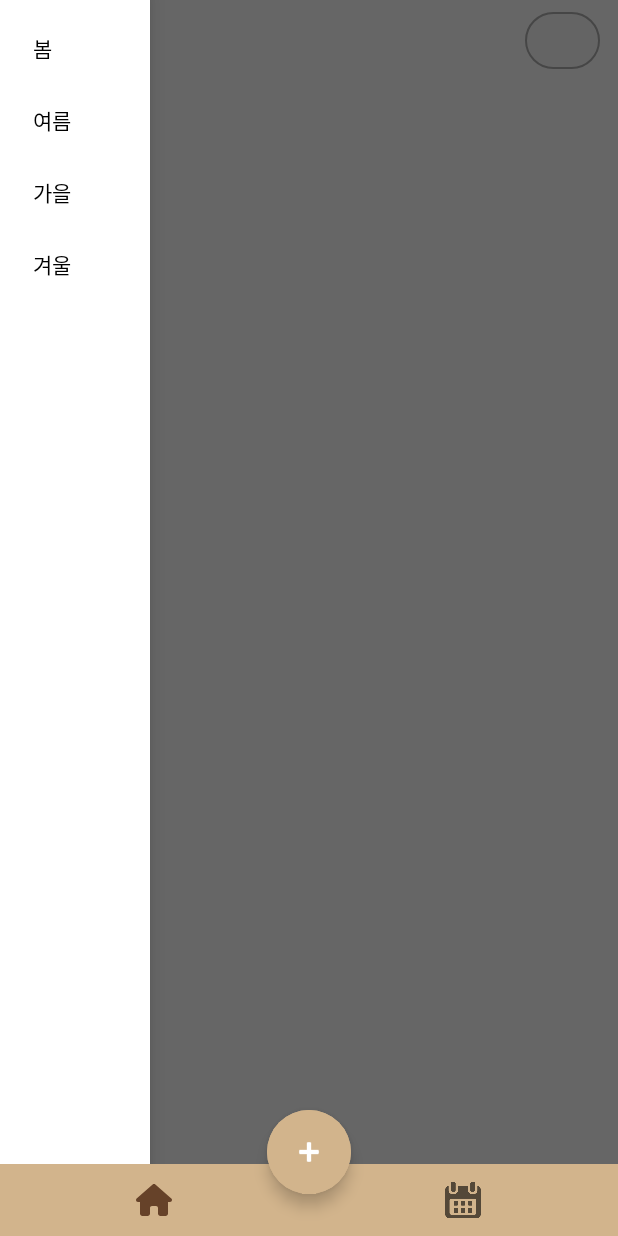
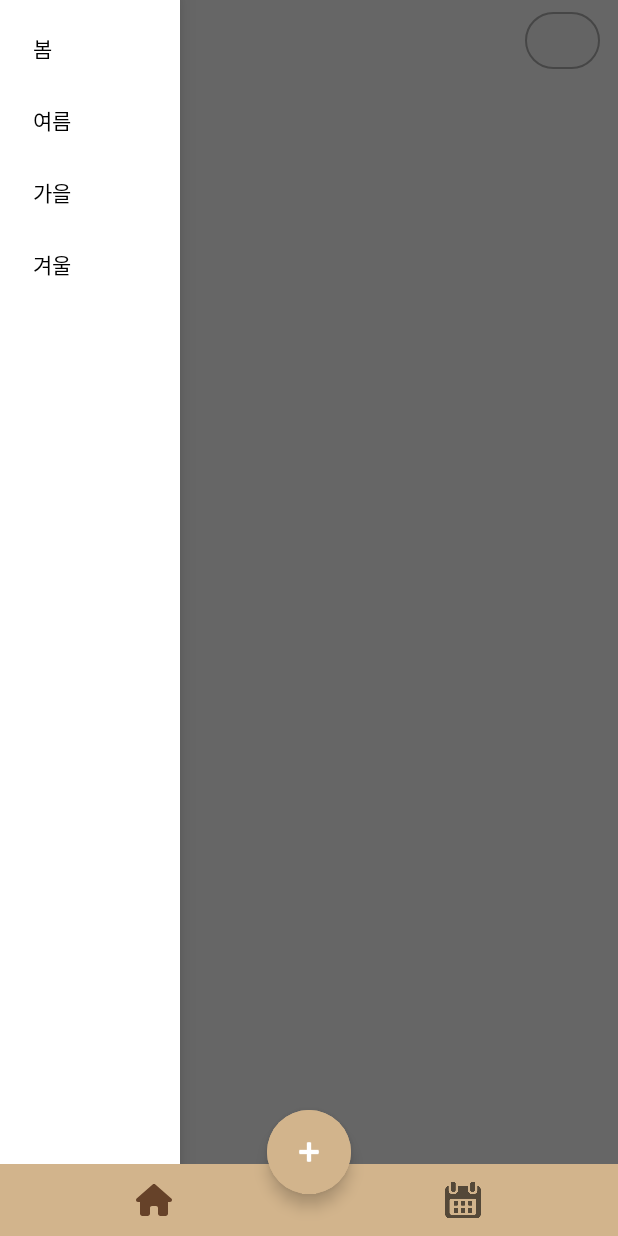
Before and after one commit to tmdgh1592/SE2022_3_3, an Android app built with Jetpack Compose: the screen it shows after launch (MainActivity), with the side drawer open, on a phone screen of 412 x 824 dp. Run offline under Robolectric (Android 15) with nearby library versions, the light colour scheme and no system bars; our stand-ins replace Room's generated code, data binding; Roboto replaces fonts that are not available here.

Commit message:
feat: change drawer width 120dp related to: #23

```diff
--- a/Hanger/app/src/main/res/layout/fragment_cloth.xml
+++ b/Hanger/app/src/main/res/layout/fragment_cloth.xml
@@ -69,7 +69,7 @@
         <!--navigation drawer-->
         <com.google.android.material.navigation.NavigationView
             android:id="@+id/navigation_view"
-            android:layout_width="100dp"
+            android:layout_width="120dp"
             android:layout_height="match_parent"
             android:layout_gravity="start"
             app:menu="@menu/navigation_season_menu"/>
```
